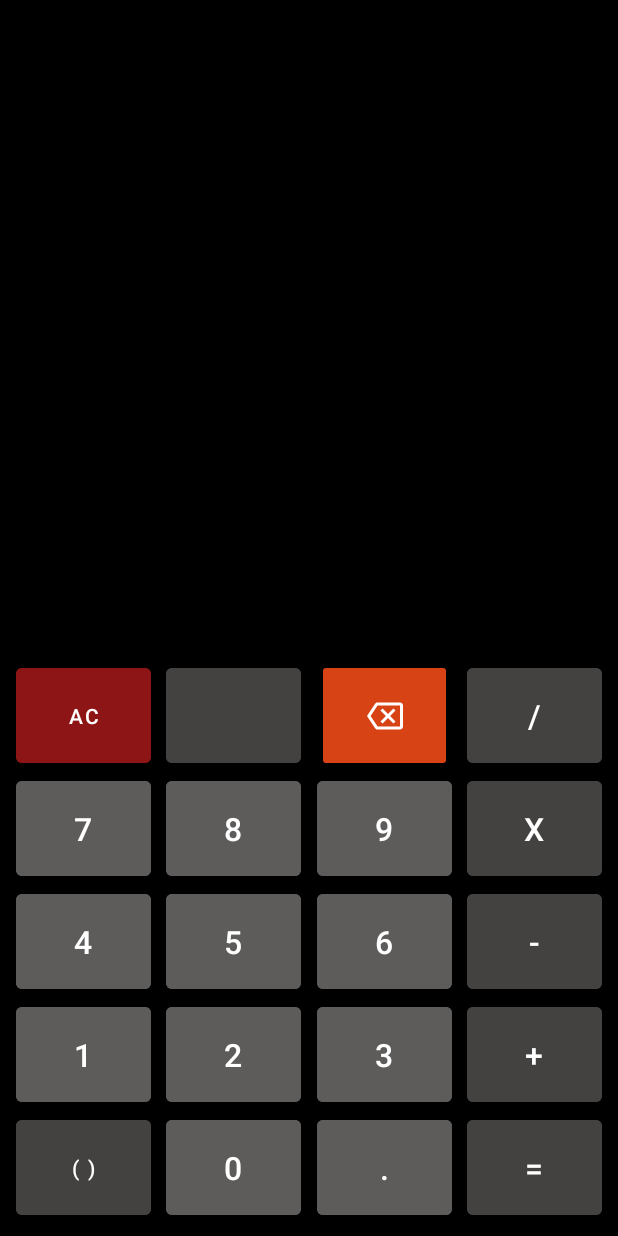
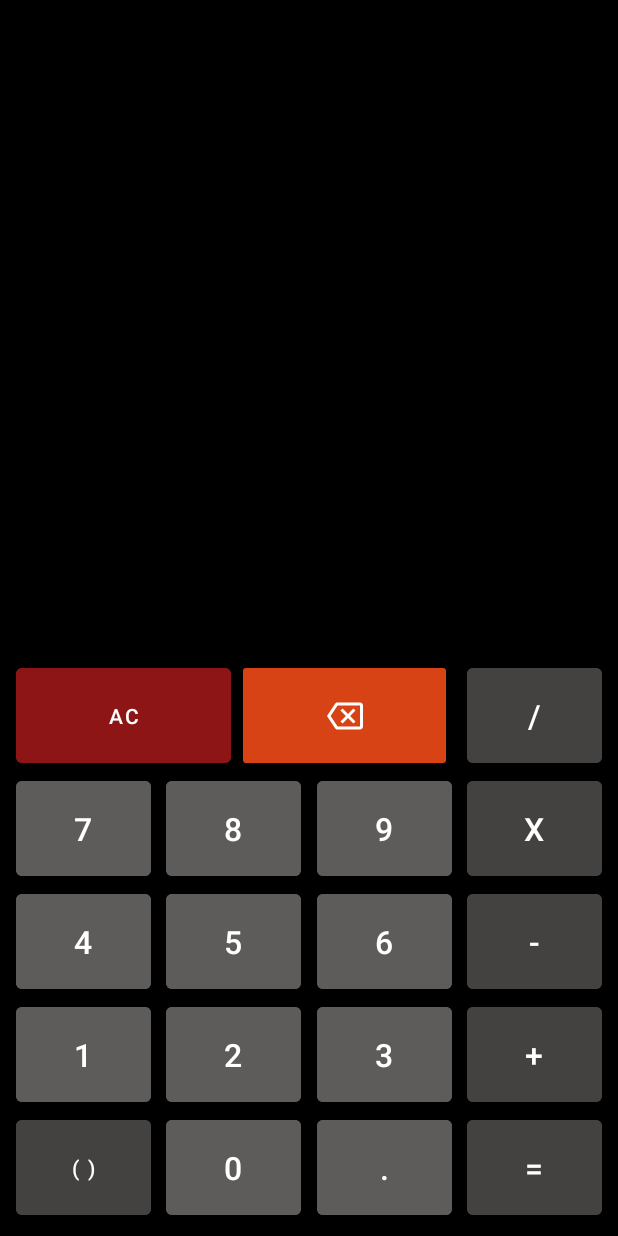
Before and after one commit to michellemillwood/calculator, an Android app: the layout activity_main.xml on its own in the app's theme, with its tools: preview values and no code run, on a phone screen of 412 x 824 dp. Run offline under Robolectric (Android 15) with nearby library versions, the phone set to English and light mode, and no system bars.

Commit message:
secret button gone

```diff
--- a/app/src/main/java/com/example/calculator/CalculatorViewModel.kt
+++ b/app/src/main/java/com/example/calculator/CalculatorViewModel.kt
@@ -106,9 +106,9 @@ class CalculatorViewModel : ViewModel() {
     ): Double {
         return when (operator) {
             Operator.MULTIPLICATION -> n1 * n2
-            Operator.SUBTRACTION -> n1 - n2
             Operator.DIVISION -> n1 / n2
             Operator.ADDITION -> n1 + n2
+            Operator.SUBTRACTION -> n1 - n2
         }
     }
 }
--- a/app/src/main/res/layout/activity_main.xml
+++ b/app/src/main/res/layout/activity_main.xml
@@ -38,37 +38,31 @@
 
     <Button
         android:id="@+id/allClear"
-        android:layout_width="@dimen/button_width"
+        android:layout_width="0dp"
         android:layout_height="@dimen/button_height"
+        android:layout_marginEnd="2dp"
+        app:layout_constraintHorizontal_chainStyle="spread_inside"
         android:gravity="center"
         android:text="@string/clear"
         android:textColor="@color/white"
         android:backgroundTint="@color/red"
         app:layout_constraintBottom_toTopOf="@+id/button_seven"
-        app:layout_constraintEnd_toStartOf="@id/something"
-        app:layout_constraintStart_toStartOf="parent" />
+        app:layout_constraintEnd_toStartOf="@id/backspace"
+        app:layout_constraintStart_toStartOf="@id/button_seven" />
 
-    <Button
-        android:id="@+id/something"
-        android:layout_width="@dimen/button_width"
-        android:layout_height="@dimen/button_height"
-        android:gravity="center"
-        android:backgroundTint="@color/dark_grey"
-        android:textColor="@color/white"
-        app:layout_constraintBottom_toTopOf="@+id/button_eight"
-        app:layout_constraintEnd_toStartOf="@id/backspace"
-        app:layout_constraintStart_toEndOf="@id/allClear" />
+
 
     <ImageButton
         android:id="@+id/backspace"
-        android:layout_width="@dimen/button_width"
+        android:layout_width="0dp"
         android:layout_height="@dimen/button_height"
         android:gravity="center"
+        android:layout_marginStart="2dp"
         android:backgroundTint="@color/orange"
         android:src="@drawable/ic_outline_backspace_24"
         app:layout_constraintBottom_toTopOf="@+id/button_nine"
-        app:layout_constraintEnd_toStartOf="@id/button_division"
-        app:layout_constraintStart_toEndOf="@id/something" />
+        app:layout_constraintEnd_toEndOf="@id/button_nine"
+        app:layout_constraintStart_toEndOf="@id/allClear" />
 
     <Button
         android:id="@+id/button_division"
@@ -79,8 +73,7 @@
         android:text="@string/operator_division"
         android:textColor="@color/white"
         app:layout_constraintBottom_toTopOf="@+id/button_multiply"
-        app:layout_constraintEnd_toEndOf="parent"
-        app:layout_constraintStart_toEndOf="@id/backspace" />
+        app:layout_constraintStart_toStartOf="@id/button_multiply" />
 
     <Button
         android:id="@+id/button_seven"
@@ -121,7 +114,7 @@
         android:text="@string/operator_multiplication"
         app:layout_constraintBottom_toTopOf="@+id/button_subtraction"
         app:layout_constraintEnd_toEndOf="parent"
-        app:layout_constraintStart_toEndOf="@id/backspace" />
+        app:layout_constraintStart_toEndOf="@id/button_nine" />
 
     <Button
         android:id="@+id/button_four"
```
